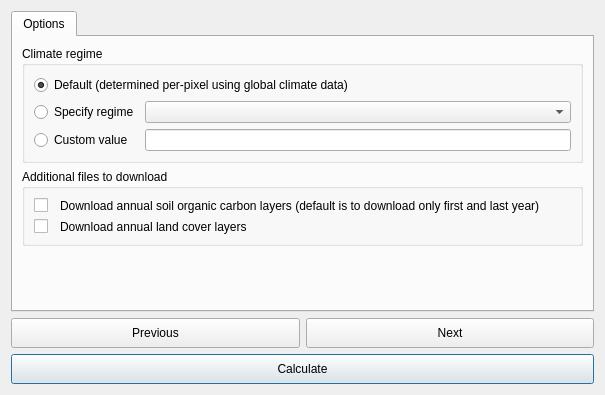
Qt form LDMP/gui/DlgCalculateSOC.ui (ConservationInternational/trends.earth) before a commit.
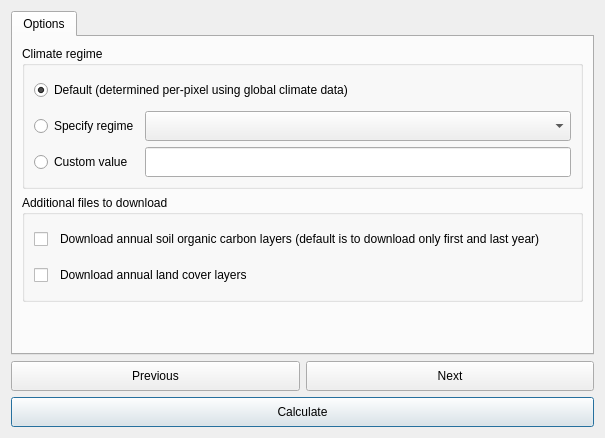
The same form after that commit.

What changed in the file:
```diff
--- a/LDMP/gui/DlgCalculateSOC.ui
+++ b/LDMP/gui/DlgCalculateSOC.ui
@@ -53,6 +53,12 @@
          <layout class="QGridLayout" name="gridLayout_2">
           <item row="1" column="0">
            <widget class="QRadioButton" name="fl_radio_chooseRegime">
+            <property name="minimumSize">
+             <size>
+              <width>0</width>
+              <height>30</height>
+             </size>
+            </property>
             <property name="text">
              <string>Specify regime</string>
             </property>
@@ -60,6 +66,12 @@
           </item>
           <item row="2" column="0">
            <widget class="QRadioButton" name="fl_radio_custom">
+            <property name="minimumSize">
+             <size>
+              <width>0</width>
+              <height>30</height>
+             </size>
+            </property>
             <property name="text">
              <string>Custom value</string>
             </property>
@@ -73,10 +85,22 @@
               <verstretch>0</verstretch>
              </sizepolicy>
             </property>
+            <property name="minimumSize">
+             <size>
+              <width>0</width>
+              <height>30</height>
+             </size>
+            </property>
            </widget>
           </item>
           <item row="2" column="1">
            <widget class="QLineEdit" name="fl_custom_lineEdit">
+            <property name="minimumSize">
+             <size>
+              <width>0</width>
+              <height>30</height>
+             </size>
+            </property>
             <property name="inputMethodHints">
              <set>Qt::ImhNone</set>
             </property>
@@ -90,6 +114,12 @@
           </item>
           <item row="0" column="0" colspan="2">
            <widget class="QRadioButton" name="fl_radio_default">
+            <property name="minimumSize">
+             <size>
+              <width>0</width>
+              <height>30</height>
+             </size>
+            </property>
             <property name="text">
              <string>Default (determined per-pixel using global climate data)</string>
             </property>
@@ -115,6 +145,12 @@
          <layout class="QGridLayout" name="gridLayout_4">
           <item row="2" column="0">
            <widget class="QCheckBox" name="download_annual_lc">
+            <property name="minimumSize">
+             <size>
+              <width>0</width>
+              <height>30</height>
+             </size>
+            </property>
             <property name="maximumSize">
              <size>
               <width>16777215</width>
@@ -128,6 +164,12 @@
           </item>
           <item row="0" column="0">
            <widget class="QCheckBox" name="download_annual_soc">
+            <property name="minimumSize">
+             <size>
+              <width>0</width>
+              <height>30</height>
+             </size>
+            </property>
             <property name="maximumSize">
              <size>
               <width>20</width>
@@ -141,6 +183,12 @@
           </item>
           <item row="0" column="1">
            <widget class="QLabel" name="label_4">
+            <property name="minimumSize">
+             <size>
+              <width>0</width>
+              <height>30</height>
+             </size>
+            </property>
             <property name="text">
              <string>Download annual soil organic carbon layers (default is to download only first and last year)</string>
             </property>
@@ -151,6 +199,12 @@
           </item>
           <item row="2" column="1">
            <widget class="QLabel" name="label_5">
+            <property name="minimumSize">
+             <size>
+              <width>0</width>
+              <height>30</height>
+             </size>
+            </property>
             <property name="text">
              <string>Download annual land cover layers</string>
             </property>
```
